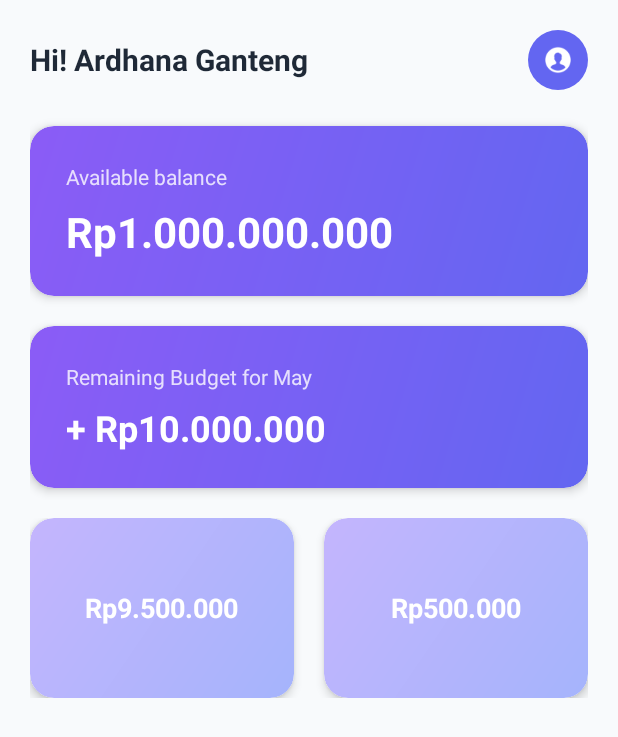
After one commit to Kevinardhana096/spendly, an Android app: the layout fragment_home.xml on its own in the app's theme, with its tools: preview values and no code run, on a phone screen of 412 x 824 dp. The commit adds this screen. Shown: the top 737 px of the screen. Run offline under Robolectric (Android 15) with nearby library versions, the phone set to English and light mode, and no system bars.

Commit message:
feat: fragment home + functionally nav bar in activity main

```diff
--- a/app/build.gradle.kts
+++ b/app/build.gradle.kts
@@ -32,6 +32,11 @@ android {
 }
 
 dependencies {
+    implementation ("androidx.appcompat:appcompat:1.6.1")
+    implementation ("com.google.android.material:material:1.10.0")
+    implementation ("androidx.constraintlayout:constraintlayout:2.1.4")
+    implementation ("androidx.fragment:fragment:1.8.8")
+    implementation ("androidx.cardview:cardview:1.0.0")
 
     implementation(libs.appcompat)
     implementation(libs.material)
--- /dev/null
+++ b/app/src/main/res/drawable/circle_background.xml
@@ -0,0 +1,5 @@
+<?xml version="1.0" encoding="utf-8"?>
+<shape xmlns:android="http://schemas.android.com/apk/res/android"
+    android:shape="oval">
+    <solid android:color="@color/purple_primary" />
+</shape>
--- /dev/null
+++ b/app/src/main/res/drawable/gradient_background_light_purple.xml
@@ -0,0 +1,8 @@
+<?xml version="1.0" encoding="utf-8"?>
+<shape xmlns:android="http://schemas.android.com/apk/res/android">
+    <gradient
+        android:startColor="#A5B4FC"
+        android:endColor="#C4B5FD"
+        android:angle="135" />
+    <corners android:radius="16dp" />
+</shape>
--- /dev/null
+++ b/app/src/main/res/drawable/gradient_background_purple.xml
@@ -0,0 +1,8 @@
+<?xml version="1.0" encoding="utf-8"?>
+<shape xmlns:android="http://schemas.android.com/apk/res/android">
+    <gradient
+        android:startColor="#6366F1"
+        android:endColor="#8B5CF6"
+        android:angle="135" />
+    <corners android:radius="16dp" />
+</shape>
--- /dev/null
+++ b/app/src/main/res/layout/fragment_home.xml
@@ -0,0 +1,181 @@
+<?xml version="1.0" encoding="utf-8"?>
+<ScrollView xmlns:android="http://schemas.android.com/apk/res/android"
+    xmlns:app="http://schemas.android.com/apk/res-auto"
+    android:layout_width="match_parent"
+    android:layout_height="match_parent"
+    android:background="@color/background_gray">
+
+    <LinearLayout
+        android:layout_width="match_parent"
+        android:layout_height="wrap_content"
+        android:orientation="vertical"
+        android:padding="20dp">
+
+        <!-- Header Section -->
+        <LinearLayout
+            android:layout_width="match_parent"
+            android:layout_height="wrap_content"
+            android:orientation="horizontal"
+            android:gravity="center_vertical"
+            android:layout_marginBottom="24dp">
+
+            <TextView
+                android:layout_width="0dp"
+                android:layout_height="wrap_content"
+                android:layout_weight="1"
+                android:text="Hi! Ardhana Ganteng"
+                android:textSize="20sp"
+                android:textStyle="bold"
+                android:textColor="@color/black" />
+
+            <ImageView
+                android:layout_width="40dp"
+                android:layout_height="40dp"
+                android:src="@drawable/ic_profile"
+                android:background="@drawable/circle_background"
+                android:backgroundTint="@color/purple_primary"
+                android:padding="8dp"
+                app:tint="@color/white" />
+
+        </LinearLayout>
+
+        <!-- Available Balance Card -->
+        <androidx.cardview.widget.CardView
+            android:layout_width="match_parent"
+            android:layout_height="wrap_content"
+            android:layout_marginBottom="20dp"
+            app:cardCornerRadius="16dp"
+            app:cardElevation="4dp">
+
+            <LinearLayout
+                android:layout_width="match_parent"
+                android:layout_height="wrap_content"
+                android:background="@drawable/gradient_background_purple"
+                android:orientation="vertical"
+                android:padding="24dp">
+
+                <TextView
+                    android:layout_width="wrap_content"
+                    android:layout_height="wrap_content"
+                    android:text="Available balance"
+                    android:textColor="@color/white"
+                    android:textSize="14sp"
+                    android:alpha="0.8" />
+
+                <TextView
+                    android:layout_width="wrap_content"
+                    android:layout_height="wrap_content"
+                    android:text="Rp1.000.000.000"
+                    android:textColor="@color/white"
+                    android:textSize="28sp"
+                    android:textStyle="bold"
+                    android:layout_marginTop="8dp" />
+
+            </LinearLayout>
+
+        </androidx.cardview.widget.CardView>
+
+        <!-- Remaining Budget Card -->
+        <androidx.cardview.widget.CardView
+            android:layout_width="match_parent"
+            android:layout_height="wrap_content"
+            android:layout_marginBottom="20dp"
+            app:cardCornerRadius="16dp"
+            app:cardElevation="4dp">
+
+            <LinearLayout
+                android:layout_width="match_parent"
+                android:layout_height="wrap_content"
+                android:background="@drawable/gradient_background_purple"
+                android:orientation="vertical"
+                android:padding="24dp">
+
+                <TextView
+                    android:layout_width="wrap_content"
+                    android:layout_height="wrap_content"
+                    android:text="Remaining Budget for May"
+                    android:textColor="@color/white"
+                    android:textSize="14sp"
+                    android:alpha="0.8" />
+
+                <TextView
+                    android:layout_width="wrap_content"
+                    android:layout_height="wrap_content"
+                    android:text="+ Rp10.000.000"
+                    android:textColor="@color/white"
+                    android:textSize="24sp"
+                    android:textStyle="bold"
+                    android:layout_marginTop="8dp" />
+
+            </LinearLayout>
+
+        </androidx.cardview.widget.CardView>
+
+        <!-- Bottom Cards Row -->
+        <LinearLayout
+            android:layout_width="match_parent"
+            android:layout_height="wrap_content"
+            android:orientation="horizontal"
+            android:weightSum="2">
+
+            <androidx.cardview.widget.CardView
+                android:layout_width="0dp"
+                android:layout_height="120dp"
+                android:layout_weight="1"
+                android:layout_marginEnd="10dp"
+                app:cardCornerRadius="16dp"
+                app:cardElevation="4dp">
+
+                <LinearLayout
+                    android:layout_width="match_parent"
+                    android:layout_height="match_parent"
+                    android:background="@drawable/gradient_background_light_purple"
+                    android:orientation="vertical"
+                    android:padding="20dp"
+                    android:gravity="center">
+
+                    <TextView
+                        android:layout_width="wrap_content"
+                        android:layout_height="wrap_content"
+                        android:text="Rp9.500.000"
+                        android:textColor="@color/white"
+                        android:textSize="18sp"
+                        android:textStyle="bold" />
+
+                </LinearLayout>
+
+            </androidx.cardview.widget.CardView>
+
+            <androidx.cardview.widget.CardView
+                android:layout_width="0dp"
+                android:layout_height="120dp"
+                android:layout_weight="1"
+                android:layout_marginStart="10dp"
+                app:cardCornerRadius="16dp"
+                app:cardElevation="4dp">
+
+                <LinearLayout
+                    android:layout_width="match_parent"
+                    android:layout_height="match_parent"
+                    android:background="@drawable/gradient_background_light_purple"
+                    android:orientation="vertical"
+                    android:padding="20dp"
+                    android:gravity="center">
+
+                    <TextView
+                        android:layout_width="wrap_content"
+                        android:layout_height="wrap_content"
+                        android:text="Rp500.000"
+                        android:textColor="@color/white"
+                        android:textSize="18sp"
+                        android:textStyle="bold" />
+
+                </LinearLayout>
+
+            </androidx.cardview.widget.CardView>
+
+        </LinearLayout>
+
+    </LinearLayout>
+
+</ScrollView>
--- a/app/src/main/res/values/colors.xml
+++ b/app/src/main/res/values/colors.xml
@@ -1,5 +1,9 @@
 <?xml version="1.0" encoding="utf-8"?>
 <resources>
-    <color name="black">#FF000000</color>
-    <color name="white">#FFFFFFFF</color>
+    <color name="purple_primary">#6366F1</color>
+    <color name="purple_light">#A5B4FC</color>
+    <color name="background_gray">#F8FAFC</color>
+    <color name="white">#FFFFFF</color>
+    <color name="black">#1F2937</color>
+    <color name="nav_item_color">#6B7280</color>
 </resources>
--- a/app/src/main/res/values/strings.xml
+++ b/app/src/main/res/values/strings.xml
@@ -1,3 +1,5 @@
 <resources>
     <string name="app_name">Spendly</string>
+    <!-- TODO: Remove or change this placeholder text -->
+    <string name="hello_blank_fragment">Hello blank fragment</string>
 </resources>
```
Also changed, not shown: app/src/main/java/com/example/spendly/HomeFragment.java (added, +26 -0 lines), app/src/main/java/com/example/spendly/MainActivity.java (+38 -5 lines), app/src/main/res/drawable/ic_add_bold.xml (added, +12 -0 lines), app/src/main/res/layout/activity_main.xml (+31 -7 lines), app/src/main/res/menu/bottom_nav_menu.xml (added, +22 -0 lines), app/src/main/res/drawable/ic_add.png (added), app/src/main/res/drawable/ic_analytics.png (added), app/src/main/res/drawable/ic_history.png (added), app/src/main/res/drawable/ic_home.png (added), app/src/main/res/drawable/ic_profile.png (added), app/src/main/res/drawable/ic_transaction.png (added).
